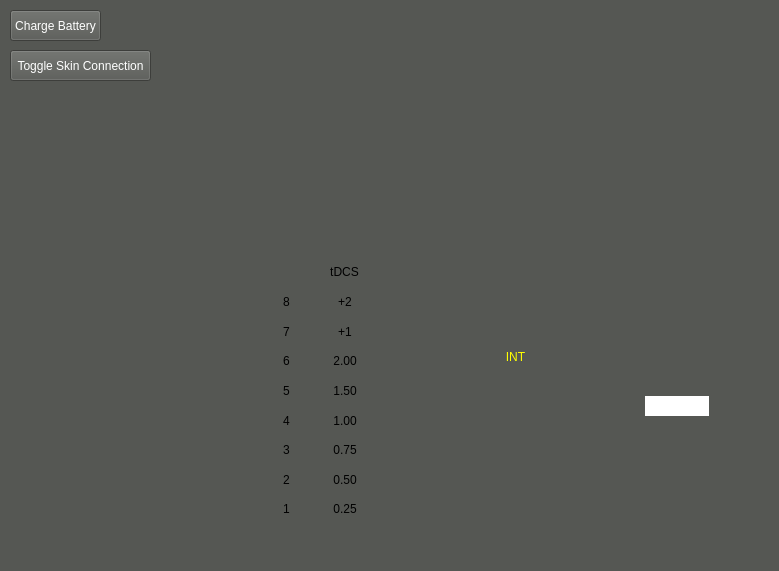
The window that oasisProSimulation/mainwindow.ui (C-C-Shen/Oasis-Pro-Device-Simulation) describes before a commit, drawn with Qt 5.
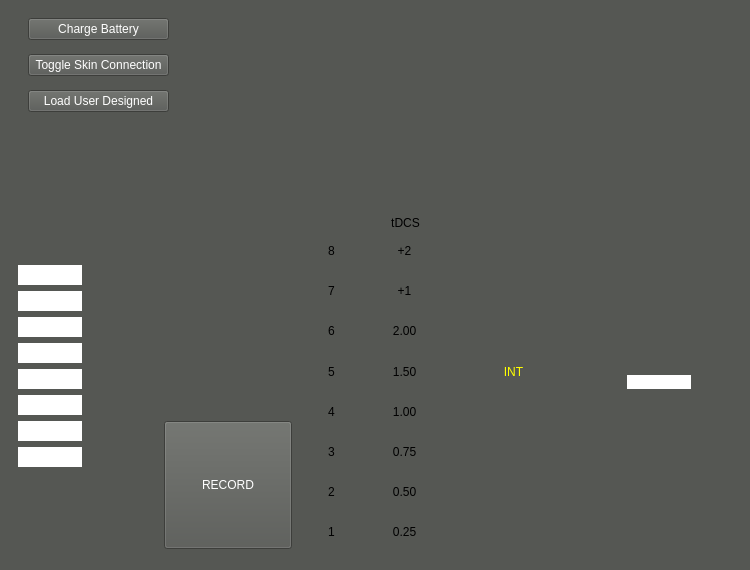
The same window after the commit. Icons and pictures are not drawn.

Commit message:
Connection test fully implemented, UI updated
- Added CES lights flashing for connection test
- Session should now start AFTER the connection test finishes (provided skin is connected)
- Added UI elements (Recording LEDs, load user designed button, record button)
- Added connections for UI elements

Patch:
```diff
--- a/oasisProSimulation/mainwindow.ui
+++ b/oasisProSimulation/mainwindow.ui
@@ -6,10 +6,22 @@
    <rect>
     <x>0</x>
     <y>0</y>
-    <width>779</width>
-    <height>571</height>
+    <width>750</width>
+    <height>570</height>
    </rect>
   </property>
+  <property name="minimumSize">
+   <size>
+    <width>750</width>
+    <height>570</height>
+   </size>
+  </property>
+  <property name="maximumSize">
+   <size>
+    <width>750</width>
+    <height>570</height>
+   </size>
+  </property>
   <property name="windowTitle">
    <string>Oasis Pro Simulator</string>
   </property>
@@ -17,23 +29,33 @@
    <string notr="true">background: rgb(85, 87, 83);</string>
   </property>
   <widget class="QWidget" name="centralwidget">
-   <widget class="QWidget" name="verticalLayoutWidget">
+   <widget class="QWidget" name="horizontalLayoutWidget">
     <property name="geometry">
      <rect>
-      <x>440</x>
-      <y>230</y>
-      <width>151</width>
-      <height>293</height>
+      <x>18</x>
+      <y>234</y>
+      <width>711</width>
+      <height>315</height>
      </rect>
     </property>
-    <layout class="QVBoxLayout" name="intensityButtons">
+    <layout class="QHBoxLayout" name="horizontalLayout_2">
      <item>
-      <widget class="QLabel" name="intensityLabel">
+      <layout class="QVBoxLayout" name="verticalLayout">
+       <item>
+        <layout class="QVBoxLayout" name="ledStripLayout">
+         <item>
+          <widget class="QLabel" name="recordingLED1">
+           <property name="maximumSize">
+            <size>
+             <width>64</width>
+             <height>20</height>
+            </size>
+           </property>
        <property name="styleSheet">
-        <string notr="true">color: yellow;</string>
+            <string notr="true">background: white;</string>
        </property>
        <property name="text">
-        <string>INT</string>
+            <string/>
        </property>
        <property name="alignment">
         <set>Qt::AlignCenter</set>
@@ -41,63 +63,142 @@
       </widget>
      </item>
      <item>
-      <widget class="QPushButton" name="upButton">
+          <widget class="QLabel" name="recordingLED2">
+           <property name="maximumSize">
+            <size>
+             <width>64</width>
+             <height>20</height>
+            </size>
+           </property>
        <property name="styleSheet">
-        <string notr="true">border: none;
-border-radius: 25px;</string>
+            <string notr="true">background: white;</string>
        </property>
        <property name="text">
         <string/>
        </property>
-       <property name="icon">
-        <iconset>
-         <normalon>:/icons/up.png</normalon>
-        </iconset>
-       </property>
-       <property name="iconSize">
+           <property name="alignment">
+            <set>Qt::AlignCenter</set>
+           </property>
+          </widget>
+         </item>
+         <item>
+          <widget class="QLabel" name="recordingLED3">
+           <property name="maximumSize">
         <size>
-         <width>128</width>
-         <height>128</height>
-        </size>
-       </property>
-       <property name="checkable">
-        <bool>false</bool>
-       </property>
+             <width>64</width>
+             <height>20</height>
+            </size>
+           </property>
+           <property name="styleSheet">
+            <string notr="true">background: white;</string>
+           </property>
+           <property name="text">
+            <string/>
+           </property>
+           <property name="alignment">
+            <set>Qt::AlignCenter</set>
+           </property>
       </widget>
      </item>
      <item>
-      <widget class="QPushButton" name="downButton">
+          <widget class="QLabel" name="recordingLED4">
+           <property name="maximumSize">
+            <size>
+             <width>64</width>
+             <height>20</height>
+            </size>
+           </property>
        <property name="styleSheet">
-        <string notr="true">border: none;
-border-radius: 25px;</string>
+            <string notr="true">background: white;</string>
        </property>
        <property name="text">
         <string/>
        </property>
-       <property name="icon">
-        <iconset>
-         <normalon>:/icons/down.png</normalon>
-        </iconset>
-       </property>
-       <property name="iconSize">
+           <property name="alignment">
+            <set>Qt::AlignCenter</set>
+           </property>
+          </widget>
+         </item>
+         <item>
+          <widget class="QLabel" name="recordingLED5">
+           <property name="maximumSize">
         <size>
-         <width>128</width>
-         <height>128</height>
-        </size>
+             <width>64</width>
+             <height>20</height>
+            </size>
+           </property>
+           <property name="styleSheet">
+            <string notr="true">background: white;</string>
+           </property>
+           <property name="text">
+            <string/>
+           </property>
+           <property name="alignment">
+            <set>Qt::AlignCenter</set>
+           </property>
+          </widget>
+         </item>
+         <item>
+          <widget class="QLabel" name="recordingLED6">
+           <property name="maximumSize">
+            <size>
+             <width>64</width>
+             <height>20</height>
+            </size>
+           </property>
+           <property name="styleSheet">
+            <string notr="true">background: white;</string>
+           </property>
+           <property name="text">
+            <string/>
+           </property>
+           <property name="alignment">
+            <set>Qt::AlignCenter</set>
+           </property>
+          </widget>
+         </item>
+         <item>
+          <widget class="QLabel" name="recordingLED7">
+           <property name="maximumSize">
+            <size>
+             <width>64</width>
+             <height>20</height>
+            </size>
+           </property>
+           <property name="styleSheet">
+            <string notr="true">background: white;</string>
+           </property>
+           <property name="text">
+            <string/>
+           </property>
+           <property name="alignment">
+            <set>Qt::AlignCenter</set>
+           </property>
+          </widget>
+         </item>
+         <item>
+          <widget class="QLabel" name="recordingLED8">
+           <property name="maximumSize">
+            <size>
+             <width>64</width>
+             <height>20</height>
+            </size>
+           </property>
+           <property name="styleSheet">
+            <string notr="true">background: white;</string>
+           </property>
+           <property name="text">
+            <string/>
+           </property>
+           <property name="alignment">
+            <set>Qt::AlignCenter</set>
        </property>
       </widget>
      </item>
     </layout>
-   </widget>
+       </item>
+       <item>
    <widget class="QPushButton" name="confirmButton">
-    <property name="geometry">
-     <rect>
-      <x>40</x>
-      <y>390</y>
-      <width>128</width>
-      <height>128</height>
-     </rect>
-    </property>
     <property name="styleSheet">
      <string notr="true">border: none;
 border-radius: 25px;</string>
@@ -120,168 +221,41 @@
      <bool>false</bool>
     </property>
    </widget>
-   <widget class="QWidget" name="verticalLayoutWidget_2">
-    <property name="geometry">
-     <rect>
-      <x>160</x>
-      <y>10</y>
-      <width>278</width>
-      <height>151</height>
-     </rect>
-    </property>
-    <layout class="QVBoxLayout" name="sessionSelection">
-     <item>
-      <layout class="QHBoxLayout" name="timeSelection">
-       <item>
-        <widget class="QLabel" name="sessionLength20">
-         <property name="maximumSize">
-          <size>
-           <width>64</width>
-           <height>64</height>
-          </size>
-         </property>
-         <property name="text">
-          <string/>
-         </property>
-         <property name="pixmap">
-          <pixmap resource="resources/images.qrc">:/icons/20min_off.png</pixmap>
-         </property>
-         <property name="scaledContents">
-          <bool>true</bool>
-         </property>
-        </widget>
        </item>
-       <item>
-        <widget class="QLabel" name="sessionLength45">
-         <property name="maximumSize">
-          <size>
-           <width>64</width>
-           <height>64</height>
-          </size>
-         </property>
-         <property name="text">
-          <string/>
-         </property>
-         <property name="pixmap">
-          <pixmap resource="resources/images.qrc">:/icons/45min_off.png</pixmap>
-         </property>
-         <property name="scaledContents">
-          <bool>true</bool>
-         </property>
-        </widget>
-       </item>
-       <item>
-        <widget class="QLabel" name="sessionLengthCustom">
-         <property name="maximumSize">
-          <size>
-           <width>64</width>
-           <height>64</height>
-          </size>
-         </property>
-         <property name="text">
-          <string/>
-         </property>
-         <property name="pixmap">
-          <pixmap resource="resources/images.qrc">:/icons/userdesigned_off.png</pixmap>
-         </property>
-         <property name="scaledContents">
-          <bool>true</bool>
-         </property>
-        </widget>
-       </item>
       </layout>
      </item>
-     <item>
-      <layout class="QHBoxLayout" name="sesstionType">
-       <item>
-        <widget class="QLabel" name="sessionSubDelta">
-         <property name="maximumSize">
+     <item alignment="Qt::AlignBottom">
+      <widget class="QPushButton" name="recordButton">
+       <property name="minimumSize">
           <size>
-           <width>64</width>
-           <height>64</height>
-          </size>
-         </property>
-         <property name="text">
-          <string/>
-         </property>
-         <property name="pixmap">
-          <pixmap resource="resources/images.qrc">:/icons/subdelta_off.png</pixmap>
-         </property>
-         <property name="scaledContents">
-          <bool>true</bool>
-         </property>
-        </widget>
-       </item>
-       <item>
-        <widget class="QLabel" name="sessionDelta">
+         <width>128</width>
+         <height>128</height>
+        </size>
+       </property>
          <property name="maximumSize">
           <size>
-           <width>64</width>
-           <height>64</height>
-          </size>
-         </property>
-         <property name="text">
-          <string/>
-         </property>
-         <property name="pixmap">
-          <pixmap resource="resources/images.qrc">:/icons/delta_off.png</pixmap>
-         </property>
-         <property name="scaledContents">
-          <bool>true</bool>
-         </property>
-        </widget>
-       </item>
-       <item>
-        <widget class="QLabel" name="sessionTheta">
-         <property name="maximumSize">
-          <size>
-           <width>64</width>
-           <height>64</height>
-          </size>
-         </property>
+         <width>128</width>
+         <height>128</height>
+        </size>
+       </property>
+       <property name="styleSheet">
+        <string notr="true">color: white</string>
+       </property>
          <property name="text">
-          <string/>
-         </property>
-         <property name="pixmap">
-          <pixmap resource="resources/images.qrc">:/icons/theta_off.png</pixmap>
-         </property>
-         <property name="scaledContents">
-          <bool>true</bool>
-         </property>
-        </widget>
-       </item>
-       <item>
-        <widget class="QLabel" name="sessionAlpha">
-         <property name="maximumSize">
+        <string>RECORD</string>
+       </property>
+       <property name="iconSize">
           <size>
-           <width>64</width>
-           <height>64</height>
-          </size>
-         </property>
-         <property name="text">
-          <string/>
-         </property>
-         <property name="pixmap">
-          <pixmap resource="resources/images.qrc">:/icons/alpha_off.png</pixmap>
-         </property>
-         <property name="scaledContents">
-          <bool>true</bool>
-         </property>
-        </widget>
-       </item>
-      </layout>
-     </item>
-    </layout>
-   </widget>
-   <widget class="QWidget" name="horizontalLayoutWidget_4">
-    <property name="geometry">
-     <rect>
-      <x>260</x>
-      <y>290</y>
-      <width>111</width>
-      <height>231</height>
-     </rect>
-    </property>
+         <width>128</width>
+         <height>128</height>
+        </size>
+       </property>
+       <property name="checkable">
+        <bool>false</bool>
+       </property>
+      </widget>
+     </item>
+     <item>
     <layout class="QHBoxLayout" name="horizontalLayout">
      <item>
       <layout class="QVBoxLayout" name="sessionLayout">
@@ -452,160 +426,72 @@
       </layout>
      </item>
     </layout>
-   </widget>
-   <widget class="QLabel" name="tDCSLabel">
-    <property name="geometry">
-     <rect>
-      <x>320</x>
-      <y>260</y>
-      <width>49</width>
-      <height>23</height>
-     </rect>
+     </item>
+     <item>
+      <layout class="QVBoxLayout" name="intensityButtons">
+       <item>
+        <widget class="QLabel" name="intensityLabel">
+         <property name="styleSheet">
+          <string notr="true">color: yellow;</string>
     </property>
     <property name="text">
-     <string>tDCS</string>
+          <string>INT</string>
     </property>
     <property name="alignment">
      <set>Qt::AlignCenter</set>
     </property>
    </widget>
-   <widget class="QPushButton" name="chargeBatteryButton">
-    <property name="geometry">
-     <rect>
-      <x>10</x>
-      <y>10</y>
-      <width>91</width>
-      <height>31</height>
-     </rect>
-    </property>
+       </item>
+       <item>
+        <widget class="QPushButton" name="upButton">
     <property name="styleSheet">
-     <string notr="true">color: white</string>
+          <string notr="true">border: none;
+border-radius: 25px;</string>
     </property>
     <property name="text">
-     <string>Charge Battery</string>
-    </property>
-   </widget>
-   <widget class="QPushButton" name="connectToSkinButton">
-    <property name="geometry">
-     <rect>
-      <x>10</x>
-      <y>50</y>
-      <width>141</width>
-      <height>31</height>
-     </rect>
-    </property>
-    <property name="styleSheet">
-     <string notr="true">color: white</string>
-    </property>
-    <property name="text">
-     <string>Toggle Skin Connection</string>
-    </property>
-   </widget>
-   <widget class="QWidget" name="verticalLayoutWidget_3">
-    <property name="geometry">
-     <rect>
-      <x>510</x>
-      <y>10</y>
-      <width>210</width>
-      <height>212</height>
-     </rect>
-    </property>
-    <layout class="QVBoxLayout" name="cesLayout">
-     <item>
-      <layout class="QHBoxLayout" name="cesLabels">
-       <item>
-        <widget class="QLabel" name="cesShortLabel">
-         <property name="maximumSize">
-          <size>
-           <width>100</width>
-           <height>100</height>
-          </size>
-         </property>
-         <property name="text">
           <string/>
          </property>
-         <property name="pixmap">
-          <pixmap resource="resources/images.qrc">:/icons/shortCES_off.png</pixmap>
+         <property name="icon">
+          <iconset>
+           <normalon>:/icons/up.png</normalon>
+          </iconset>
          </property>
-         <property name="scaledContents">
-          <bool>true</bool>
-         </property>
-        </widget>
-       </item>
-       <item>
-        <widget class="QLabel" name="cesDutyLabel">
-         <property name="maximumSize">
+         <property name="iconSize">
           <size>
-           <width>100</width>
-           <height>100</height>
+           <width>128</width>
+           <height>128</height>
           </size>
          </property>
-         <property name="text">
-          <string/>
+         <property name="checkable">
+          <bool>false</bool>
          </property>
-         <property name="pixmap">
-          <pixmap resource="resources/images.qrc">:/icons/dutyCES_off.png</pixmap>
-         </property>
-         <property name="scaledContents">
-          <bool>true</bool>
-         </property>
         </widget>
        </item>
-      </layout>
-     </item>
      <item>
-      <layout class="QHBoxLayout" name="cesLeftRight">
-       <item>
-        <widget class="QLabel" name="cesLeftLabel">
-         <property name="maximumSize">
-          <size>
-           <width>100</width>
-           <height>100</height>
-          </size>
+        <widget class="QPushButton" name="downButton">
+         <property name="styleSheet">
+          <string notr="true">border: none;
+border-radius: 25px;</string>
          </property>
          <property name="text">
           <string/>
          </property>
-         <property name="pixmap">
-          <pixmap resource="resources/images.qrc">:/icons/L_off.png</pixmap>
+         <property name="icon">
+          <iconset>
+           <normalon>:/icons/down.png</normalon>
+          </iconset>
          </property>
-         <property name="scaledContents">
-          <bool>true</bool>
-         </property>
-        </widget>
-       </item>
-       <item>
-        <widget class="QLabel" name="cesRightLabel">
-         <property name="maximumSize">
+         <property name="iconSize">
           <size>
-           <width>100</width>
-           <height>100</height>
+           <width>128</width>
+           <height>128</height>
           </size>
          </property>
-         <property name="text">
-          <string/>
-         </property>
-         <property name="pixmap">
-          <pixmap resource="resources/images.qrc">:/icons/R_off.png</pixmap>
-         </property>
-         <property name="scaledContents">
-          <bool>true</bool>
-         </property>
         </widget>
        </item>
       </layout>
      </item>
-    </layout>
-   </widget>
-   <widget class="QWidget" name="verticalLayoutWidget_4">
-    <property name="geometry">
-     <rect>
-      <x>610</x>
-      <y>350</y>
-      <width>134</width>
-      <height>179</height>
-     </rect>
-    </property>
+     <item>
     <layout class="QVBoxLayout" name="powerButtonLed">
      <item>
       <spacer name="horizontalSpacer">
@@ -624,8 +510,8 @@
       </spacer>
      </item>
      <item>
-      <layout class="QHBoxLayout" name="horizontalLayout_2">
-       <item>
+        <layout class="QHBoxLayout" name="powerLedLayout">
+         <item alignment="Qt::AlignBottom">
         <widget class="QLabel" name="ledLabel">
          <property name="maximumSize">
           <size>
@@ -646,7 +532,7 @@
        </item>
       </layout>
      </item>
-     <item>
+       <item alignment="Qt::AlignBottom">
       <widget class="QPushButton" name="powerButton">
        <property name="styleSheet">
         <string notr="true">border: none;
@@ -669,9 +555,318 @@
       </widget>
      </item>
     </layout>
+     </item>
+    </layout>
    </widget>
-  </widget>
-  <widget class="QStatusBar" name="statusbar"/>
+   <widget class="QLabel" name="tDCSLabel">
+    <property name="geometry">
+     <rect>
+      <x>370</x>
+      <y>210</y>
+      <width>71</width>
+      <height>26</height>
+     </rect>
+    </property>
+    <property name="text">
+     <string>tDCS</string>
+    </property>
+    <property name="alignment">
+     <set>Qt::AlignCenter</set>
+    </property>
+   </widget>
+   <widget class="QWidget" name="horizontalLayoutWidget_2">
+    <property name="geometry">
+     <rect>
+      <x>208</x>
+      <y>10</y>
+      <width>521</width>
+      <height>191</height>
+     </rect>
+    </property>
+    <layout class="QHBoxLayout" name="horizontalLayout_3">
+     <item>
+      <layout class="QVBoxLayout" name="sessionSelection">
+       <item>
+        <layout class="QHBoxLayout" name="timeSelection">
+         <item>
+          <widget class="QLabel" name="sessionLength20">
+           <property name="maximumSize">
+            <size>
+             <width>64</width>
+             <height>64</height>
+            </size>
+           </property>
+           <property name="text">
+            <string/>
+           </property>
+           <property name="pixmap">
+            <pixmap resource="resources/images.qrc">:/icons/20min_off.png</pixmap>
+           </property>
+           <property name="scaledContents">
+            <bool>true</bool>
+           </property>
+          </widget>
+         </item>
+         <item>
+          <widget class="QLabel" name="sessionLength45">
+           <property name="maximumSize">
+            <size>
+             <width>64</width>
+             <height>64</height>
+            </size>
+           </property>
+           <property name="text">
+            <string/>
+           </property>
+           <property name="pixmap">
+            <pixmap resource="resources/images.qrc">:/icons/45min_off.png</pixmap>
+           </property>
+           <property name="scaledContents">
+            <bool>true</bool>
+           </property>
+          </widget>
+         </item>
+         <item>
+          <widget class="QLabel" name="sessionLengthCustom">
+           <property name="maximumSize">
+            <size>
+             <width>64</width>
+             <height>64</height>
+            </size>
+           </property>
+           <property name="text">
+            <string/>
+           </property>
+           <property name="pixmap">
+            <pixmap resource="resources/images.qrc">:/icons/userdesigned_off.png</pixmap>
+           </property>
+           <property name="scaledContents">
+            <bool>true</bool>
+           </property>
+          </widget>
+         </item>
+        </layout>
+       </item>
+       <item>
+        <layout class="QHBoxLayout" name="sesstionType">
+         <item>
+          <widget class="QLabel" name="sessionSubDelta">
+           <property name="maximumSize">
+            <size>
+             <width>64</width>
+             <height>64</height>
+            </size>
+           </property>
+           <property name="text">
+            <string/>
+           </property>
+           <property name="pixmap">
+            <pixmap resource="resources/images.qrc">:/icons/subdelta_off.png</pixmap>
+           </property>
+           <property name="scaledContents">
+            <bool>true</bool>
+           </property>
+          </widget>
+         </item>
+         <item>
+          <widget class="QLabel" name="sessionDelta">
+           <property name="maximumSize">
+            <size>
+             <width>64</width>
+             <height>64</height>
+            </size>
+           </property>
+           <property name="text">
+            <string/>
+           </property>
+           <property name="pixmap">
+            <pixmap resource="resources/images.qrc">:/icons/delta_off.png</pixmap>
+           </property>
+           <property name="scaledContents">
+            <bool>true</bool>
+           </property>
+          </widget>
+         </item>
+         <item>
+          <widget class="QLabel" name="sessionTheta">
+           <property name="maximumSize">
+            <size>
+             <width>64</width>
+             <height>64</height>
+            </size>
+           </property>
+           <property name="text">
+            <string/>
+           </property>
+           <property name="pixmap">
+            <pixmap resource="resources/images.qrc">:/icons/theta_off.png</pixmap>
+           </property>
+           <property name="scaledContents">
+            <bool>true</bool>
+           </property>
+          </widget>
+         </item>
+         <item>
+          <widget class="QLabel" name="sessionAlpha">
+           <property name="maximumSize">
+            <size>
+             <width>64</width>
+             <height>64</height>
+            </size>
+           </property>
+           <property name="text">
+            <string/>
+           </property>
+           <property name="pixmap">
+            <pixmap resource="resources/images.qrc">:/icons/alpha_off.png</pixmap>
+           </property>
+           <property name="scaledContents">
+            <bool>true</bool>
+           </property>
+          </widget>
+         </item>
+        </layout>
+       </item>
+      </layout>
+     </item>
+     <item>
+      <layout class="QVBoxLayout" name="cesLayout">
+       <item>
+        <layout class="QHBoxLayout" name="cesLabels">
+         <item>
+          <widget class="QLabel" name="cesShortLabel">
+           <property name="maximumSize">
+            <size>
+             <width>100</width>
+             <height>100</height>
+            </size>
+           </property>
+           <property name="text">
+            <string/>
+           </property>
+           <property name="pixmap">
+            <pixmap resource="resources/images.qrc">:/icons/shortCES_off.png</pixmap>
+           </property>
+           <property name="scaledContents">
+            <bool>true</bool>
+           </property>
+          </widget>
+         </item>
+         <item>
+          <widget class="QLabel" name="cesDutyLabel">
+           <property name="maximumSize">
+            <size>
+             <width>100</width>
+             <height>100</height>
+            </size>
+           </property>
+           <property name="text">
+            <string/>
+           </property>
+           <property name="pixmap">
+            <pixmap resource="resources/images.qrc">:/icons/dutyCES_off.png</pixmap>
+           </property>
+           <property name="scaledContents">
+            <bool>true</bool>
+           </property>
+          </widget>
+         </item>
+        </layout>
+       </item>
+       <item>
+        <layout class="QHBoxLayout" name="cesLeftRight">
+         <item>
+          <widget class="QLabel" name="cesLeftLabel">
+           <property name="maximumSize">
+            <size>
+             <width>100</width>
+             <height>100</height>
+            </size>
+           </property>
+           <property name="text">
+            <string/>
+           </property>
+           <property name="pixmap">
+            <pixmap resource="resources/images.qrc">:/icons/L_off.png</pixmap>
+           </property>
+           <property name="scaledContents">
+            <bool>true</bool>
+           </property>
+          </widget>
+         </item>
+         <item>
+          <widget class="QLabel" name="cesRightLabel">
+           <property name="maximumSize">
+            <size>
+             <width>100</width>
+             <height>100</height>
+            </size>
+           </property>
+           <property name="text">
+            <string/>
+           </property>
+           <property name="pixmap">
+            <pixmap resource="resources/images.qrc">:/icons/R_off.png</pixmap>
+           </property>
+           <property name="scaledContents">
+            <bool>true</bool>
+           </property>
+          </widget>
+         </item>
+        </layout>
+       </item>
+      </layout>
+     </item>
+    </layout>
+   </widget>
+   <widget class="QWidget" name="verticalLayoutWidget_6">
+    <property name="geometry">
+     <rect>
+      <x>28</x>
+      <y>10</y>
+      <width>141</width>
+      <height>111</height>
+     </rect>
+    </property>
+    <layout class="QVBoxLayout" name="externalButtonsLayout">
+     <item>
+      <widget class="QPushButton" name="chargeBatteryButton">
+       <property name="styleSheet">
+        <string notr="true">color: white</string>
+       </property>
+       <property name="text">
+        <string>Charge Battery</string>
+       </property>
+      </widget>
+     </item>
+     <item>
+      <widget class="QPushButton" name="connectToSkinButton">
+       <property name="styleSheet">
+        <string notr="true">color: white</string>
+       </property>
+       <property name="text">
+        <string>Toggle Skin Connection</string>
+       </property>
+      </widget>
+     </item>
+     <item>
+      <widget class="QPushButton" name="loadUserDesignedButton">
+       <property name="styleSheet">
+        <string notr="true">color: white</string>
+       </property>
+       <property name="text">
+        <string>Load User Designed</string>
+       </property>
+      </widget>
+     </item>
+    </layout>
+   </widget>
+  </widget>
+  <widget class="QStatusBar" name="statusbar">
+   <property name="sizeGripEnabled">
+    <bool>false</bool>
+   </property>
+  </widget>
  </widget>
  <resources>
   <include location="resources/images.qrc"/>
```
Lines whose indentation alone changed are shown as unchanged. The commit also changes 3 other files.
